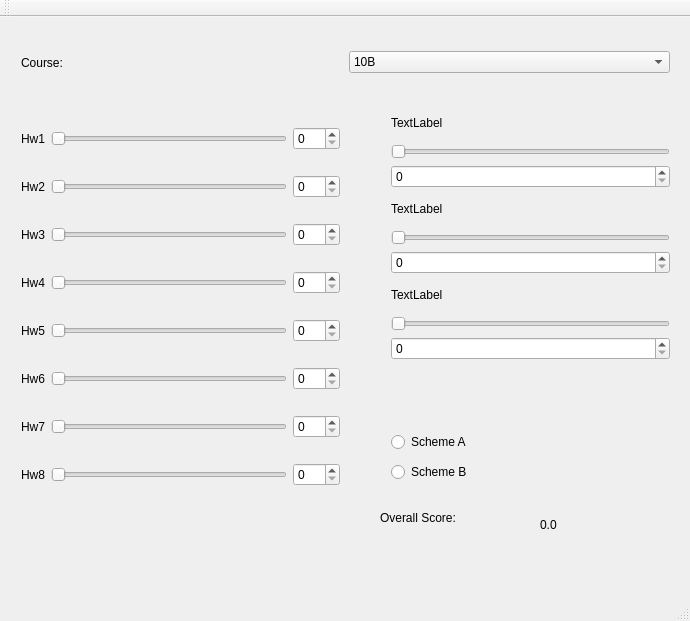
Haths/Assignment-2-Grade-Calculator, file grade_calculator.ui: the form before one commit.
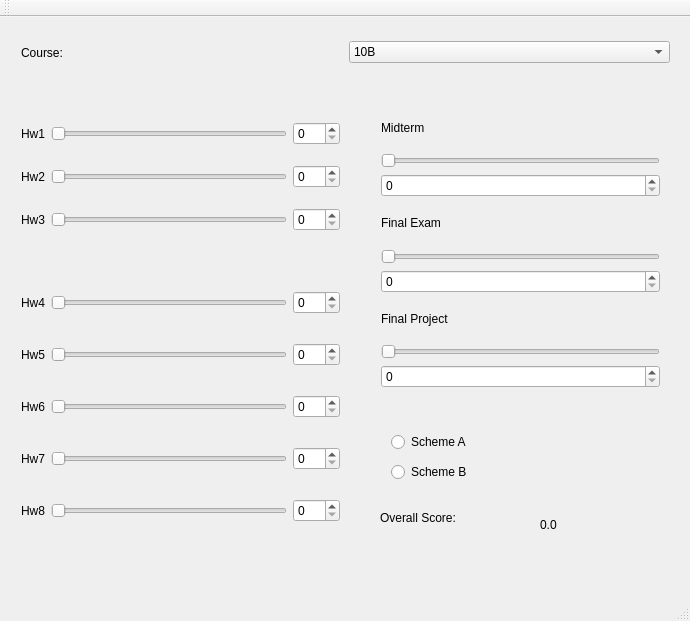
The form after the commit. The open tabs and pages were chosen to show the change.

Commit message: finish different courses grade_calculating

Patch:
```diff
--- a/grade_calculator.ui
+++ b/grade_calculator.ui
@@ -20,7 +20,7 @@
       <x>10</x>
       <y>10</y>
       <width>671</width>
-      <height>71</height>
+      <height>51</height>
      </rect>
     </property>
     <layout class="QHBoxLayout" name="horizontalLayout_2">
@@ -59,7 +59,7 @@
       <x>10</x>
       <y>80</y>
       <width>341</width>
-      <height>421</height>
+      <height>161</height>
      </rect>
     </property>
     <layout class="QVBoxLayout" name="verticalLayout">
@@ -147,6 +147,86 @@
        </item>
       </layout>
      </item>
+    </layout>
+   </widget>
+   <widget class="QLabel" name="label_14">
+    <property name="geometry">
+     <rect>
+      <x>380</x>
+      <y>460</y>
+      <width>121</width>
+      <height>81</height>
+     </rect>
+    </property>
+    <property name="text">
+     <string>Overall Score:</string>
+    </property>
+   </widget>
+   <widget class="QLabel" name="score">
+    <property name="geometry">
+     <rect>
+      <x>540</x>
+      <y>500</y>
+      <width>60</width>
+      <height>16</height>
+     </rect>
+    </property>
+    <property name="text">
+     <string>0.0</string>
+    </property>
+   </widget>
+   <widget class="QWidget" name="layoutWidget">
+    <property name="geometry">
+     <rect>
+      <x>380</x>
+      <y>400</y>
+      <width>221</width>
+      <height>81</height>
+     </rect>
+    </property>
+    <layout class="QVBoxLayout" name="verticalLayout_9">
+     <item>
+      <widget class="QRadioButton" name="scheme1">
+       <property name="styleSheet">
+        <string notr="true"/>
+       </property>
+       <property name="text">
+        <string>Scheme A</string>
+       </property>
+      </widget>
+     </item>
+     <item>
+      <widget class="QRadioButton" name="scheme2">
+       <property name="text">
+        <string>Scheme B</string>
+       </property>
+      </widget>
+     </item>
+    </layout>
+   </widget>
+   <widget class="QStackedWidget" name="hw_wedge">
+    <property name="geometry">
+     <rect>
+      <x>10</x>
+      <y>240</y>
+      <width>351</width>
+      <height>331</height>
+     </rect>
+    </property>
+    <property name="currentIndex">
+     <number>0</number>
+    </property>
+    <widget class="QWidget" name="pic10b">
+     <widget class="QWidget" name="layoutWidget">
+      <property name="geometry">
+       <rect>
+        <x>0</x>
+        <y>0</y>
+        <width>341</width>
+        <height>301</height>
+       </rect>
+      </property>
+      <layout class="QVBoxLayout" name="verticalLayout_2">
      <item>
       <layout class="QHBoxLayout" name="horizontalLayout_7">
        <item>
@@ -289,68 +369,29 @@
      </item>
     </layout>
    </widget>
-   <widget class="QLabel" name="label_14">
-    <property name="geometry">
-     <rect>
-      <x>380</x>
-      <y>460</y>
-      <width>121</width>
-      <height>81</height>
-     </rect>
-    </property>
-    <property name="text">
-     <string>Overall Score:</string>
-    </property>
-   </widget>
-   <widget class="QLabel" name="score">
-    <property name="geometry">
-     <rect>
-      <x>540</x>
-      <y>500</y>
-      <width>60</width>
-      <height>16</height>
-     </rect>
-    </property>
-    <property name="text">
-     <string>0.0</string>
-    </property>
+    </widget>
+    <widget class="QWidget" name="pic10c"/>
    </widget>
-   <widget class="QWidget" name="layoutWidget">
+   <widget class="QStackedWidget" name="mt_wedge">
     <property name="geometry">
      <rect>
-      <x>380</x>
-      <y>400</y>
-      <width>221</width>
-      <height>81</height>
-     </rect>
-    </property>
-    <layout class="QVBoxLayout" name="verticalLayout_9">
-     <item>
-      <widget class="QRadioButton" name="scheme1">
-       <property name="styleSheet">
-        <string notr="true"/>
-       </property>
-       <property name="text">
-        <string>Scheme A</string>
-       </property>
-      </widget>
-     </item>
-     <item>
-      <widget class="QRadioButton" name="scheme2">
-       <property name="text">
-        <string>Scheme B</string>
-       </property>
-      </widget>
-     </item>
-    </layout>
-   </widget>
-   <widget class="QWidget" name="layoutWidget">
-    <property name="geometry">
-     <rect>
-      <x>380</x>
+      <x>370</x>
       <y>80</y>
+      <width>311</width>
+      <height>301</height>
+     </rect>
+    </property>
+    <property name="currentIndex">
+     <number>0</number>
+    </property>
+    <widget class="QWidget" name="pic10b_2">
+     <widget class="QWidget" name="layoutWidget">
+      <property name="geometry">
+       <rect>
+        <x>0</x>
+        <y>0</y>
       <width>301</width>
-      <height>274</height>
+        <height>302</height>
      </rect>
     </property>
     <layout class="QVBoxLayout" name="verticalLayout_8">
@@ -359,7 +400,7 @@
        <item>
         <widget class="QLabel" name="label">
          <property name="text">
-          <string>TextLabel</string>
+            <string>Midterm 1</string>
          </property>
         </widget>
        </item>
@@ -387,7 +428,7 @@
        <item>
         <widget class="QLabel" name="label_13">
          <property name="text">
-          <string>TextLabel</string>
+            <string>Midterm 2</string>
          </property>
         </widget>
        </item>
@@ -415,7 +456,7 @@
        <item>
         <widget class="QLabel" name="label_12">
          <property name="text">
-          <string>TextLabel</string>
+            <string>Final Exam</string>
          </property>
         </widget>
        </item>
@@ -443,7 +484,106 @@
      </item>
     </layout>
    </widget>
-   <zorder>layoutWidget</zorder>
+    </widget>
+    <widget class="QWidget" name="pic10c_2">
+     <widget class="QWidget" name="layoutWidget_3">
+      <property name="geometry">
+       <rect>
+        <x>0</x>
+        <y>0</y>
+        <width>301</width>
+        <height>302</height>
+       </rect>
+      </property>
+      <layout class="QVBoxLayout" name="verticalLayout_10">
+       <item>
+        <layout class="QVBoxLayout" name="verticalLayout_11">
+         <item>
+          <widget class="QLabel" name="label_10">
+           <property name="text">
+            <string>Midterm</string>
+           </property>
+          </widget>
+         </item>
+         <item>
+          <widget class="QSlider" name="horizontalSlider_10">
+           <property name="maximum">
+            <number>100</number>
+           </property>
+           <property name="orientation">
+            <enum>Qt::Horizontal</enum>
+           </property>
+          </widget>
+         </item>
+         <item>
+          <widget class="QSpinBox" name="mt">
+           <property name="maximum">
+            <number>100</number>
+           </property>
+          </widget>
+         </item>
+        </layout>
+       </item>
+       <item>
+        <layout class="QVBoxLayout" name="verticalLayout_13">
+         <item>
+          <widget class="QLabel" name="label_16">
+           <property name="text">
+            <string>Final Exam</string>
+           </property>
+          </widget>
+         </item>
+         <item>
+          <widget class="QSlider" name="horizontalSlider_14">
+           <property name="maximum">
+            <number>100</number>
+           </property>
+           <property name="orientation">
+            <enum>Qt::Horizontal</enum>
+           </property>
+          </widget>
+         </item>
+         <item>
+          <widget class="QSpinBox" name="fe">
+           <property name="maximum">
+            <number>100</number>
+           </property>
+          </widget>
+         </item>
+        </layout>
+       </item>
+       <item>
+        <layout class="QVBoxLayout" name="verticalLayout_12">
+         <item>
+          <widget class="QLabel" name="label_15">
+           <property name="text">
+            <string>Final Project</string>
+           </property>
+          </widget>
+         </item>
+         <item>
+          <widget class="QSlider" name="horizontalSlider_13">
+           <property name="maximum">
+            <number>100</number>
+           </property>
+           <property name="orientation">
+            <enum>Qt::Horizontal</enum>
+           </property>
+          </widget>
+         </item>
+         <item>
+          <widget class="QSpinBox" name="fp">
+           <property name="maximum">
+            <number>100</number>
+           </property>
+          </widget>
+         </item>
+        </layout>
+       </item>
+      </layout>
+     </widget>
+    </widget>
+   </widget>
    <zorder>layoutWidget</zorder>
    <zorder>layoutWidget</zorder>
    <zorder>layoutWidget_2</zorder>
```
Left out of the diff: 378 changed lines with no effect on the pictures. Lines whose indentation alone changed are shown as unchanged. The commit also changes 2 other files.
